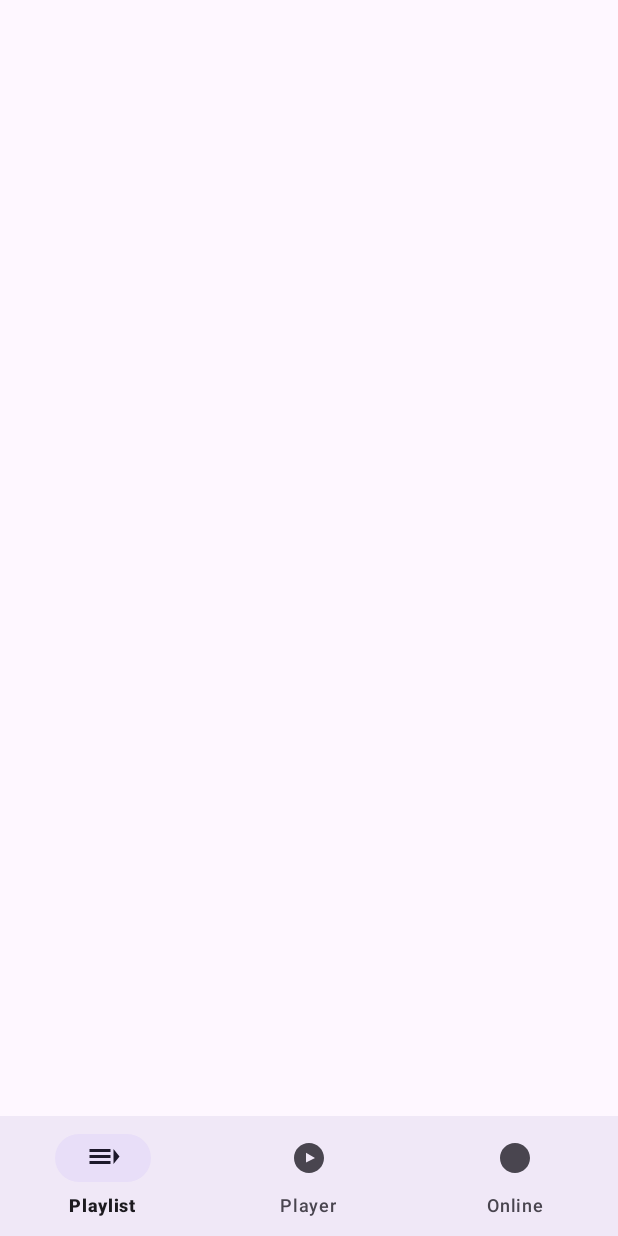
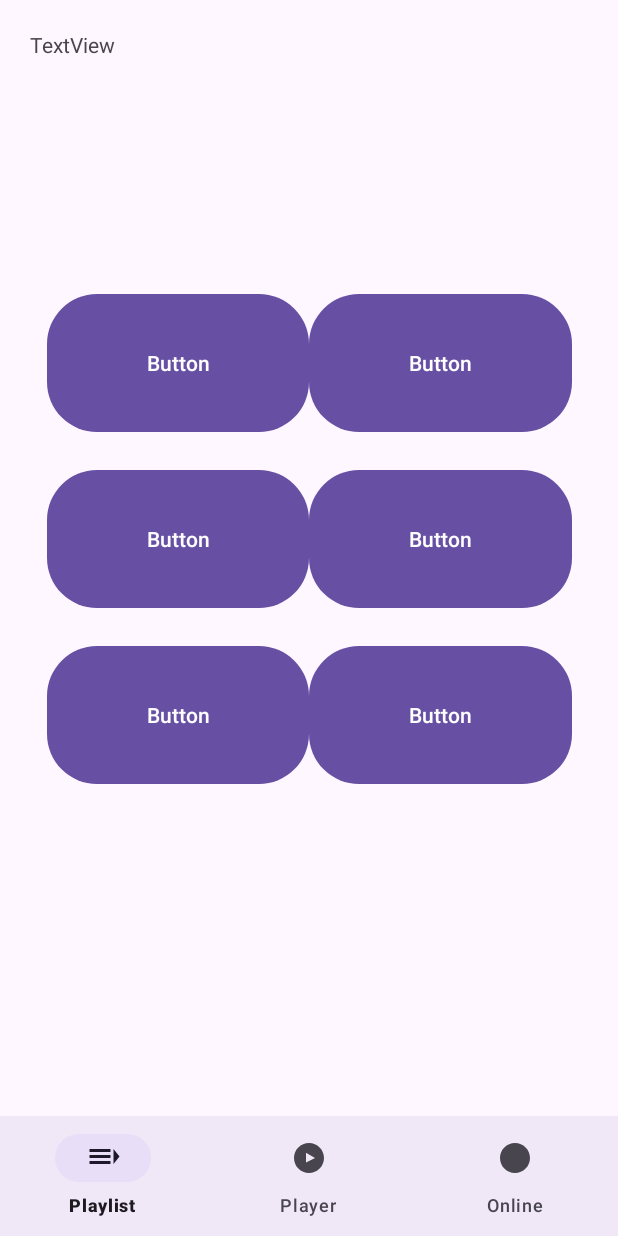
Before and after one commit to lharck/tapify, an Android app: the screen it shows after launch (MainActivity), on a phone screen of 412 x 824 dp. Run offline under Robolectric (Android 15) with nearby library versions, the phone set to English and light mode, and no system bars.

Commit message:
reads files, started ui

```diff
--- a/app/src/main/java/com/example/musicplayer/MainActivity.java
+++ b/app/src/main/java/com/example/musicplayer/MainActivity.java
@@ -8,6 +8,8 @@ import android.Manifest;
 import androidx.annotation.NonNull;
 import androidx.appcompat.app.AppCompatActivity;
 
+import java.util.List;
+
 public class MainActivity extends AppCompatActivity {
     private MediaPlayer mediaPlayer;
     private PermissionManager permissionManager;
@@ -15,7 +17,7 @@ public class MainActivity extends AppCompatActivity {
     @Override
     protected void onCreate(Bundle savedInstanceState) {
         super.onCreate(savedInstanceState);
-        setContentView(R.layout.activity_main);
+        setContentView(R.layout.activity_home);
 
         permissionManager = new PermissionManager(this);
 
@@ -36,11 +38,18 @@ public class MainActivity extends AppCompatActivity {
         if(hasAudioPermissions){
             playMusic();
         }
-
-        Log.d("MainActivity", "Request result made");
     }
 
     private void playMusic() {
+        SongManager songManager = new SongManager(this);
+        List<Song> songs = songManager.fetchSongsFromStorage();
+
+        Log.d("MainActivity", songs.toString());
+
+        for(Song s : songs){
+            s.printData();
+        }
+
         try {
             String musicPath = "/storage/emulated/0/Music/APMMusic/StrangeTropics/song.mp3";
             mediaPlayer = new MediaPlayer();
--- a/app/src/main/java/com/example/musicplayer/Song.java
+++ b/app/src/main/java/com/example/musicplayer/Song.java
@@ -2,6 +2,7 @@ package com.example.musicplayer;
 
 import android.os.Parcel;
 import android.os.Parcelable;
+import android.util.Log;
 
 public class Song implements Parcelable {
     private String title;
@@ -61,6 +62,11 @@ public class Song implements Parcelable {
         return 0;
     }
 
+    public void printData(){
+        String data = "\nTitle:" + this.title + "\nArtist:"  + this.artist + "\nData:" + this.data;
+        Log.d("MainAction", data);
+    }
+
     @Override
     public void writeToParcel(Parcel dest, int flags) {
         dest.writeString(title);
--- /dev/null
+++ b/app/src/main/java/com/example/musicplayer/SongManager.java
@@ -0,0 +1,54 @@
+package com.example.musicplayer;
+
+import android.database.Cursor;
+import android.provider.MediaStore;
+
+import androidx.appcompat.app.AppCompatActivity;
+
+import java.util.ArrayList;
+import java.util.List;
+
+public class SongManager {
+
+    private final AppCompatActivity activity;
+
+    SongManager(AppCompatActivity activity){
+        this.activity = activity;
+    }
+
+    public List<Song> fetchSongsFromStorage() {
+        List<Song> songs = new ArrayList<>();
+
+        String[] projection = {
+                MediaStore.Audio.Media._ID,
+                MediaStore.Audio.Media.TITLE,
+                MediaStore.Audio.Media.ARTIST,
+                MediaStore.Audio.Media.DATA
+        };
+
+        String selection = MediaStore.Audio.Media.IS_MUSIC + " != 0";
+        String sortOrder = MediaStore.Audio.Media.TITLE + " ASC";
+
+        Cursor cursor = this.activity.getContentResolver().query(
+                MediaStore.Audio.Media.EXTERNAL_CONTENT_URI,
+                projection,
+                selection,
+                null,
+                sortOrder
+        );
+
+        if (cursor != null) {
+            while (cursor.moveToNext()) {
+                long id = cursor.getLong(cursor.getColumnIndexOrThrow(MediaStore.Audio.Media._ID));
+                String title = cursor.getString(cursor.getColumnIndexOrThrow(MediaStore.Audio.Media.TITLE));
+                String artist = cursor.getString(cursor.getColumnIndexOrThrow(MediaStore.Audio.Media.ARTIST));
+                String data = cursor.getString(cursor.getColumnIndexOrThrow(MediaStore.Audio.Media.DATA));
+
+                songs.add(new Song(title, artist, data));
+            }
+            cursor.close();
+        }
+
+        return songs;
+    }
+}
--- /dev/null
+++ b/app/src/main/res/layout/activity_home.xml
@@ -0,0 +1,111 @@
+<?xml version="1.0" encoding="utf-8"?>
+<androidx.constraintlayout.widget.ConstraintLayout xmlns:android="http://schemas.android.com/apk/res/android"
+    xmlns:app="http://schemas.android.com/apk/res-auto"
+    xmlns:tools="http://schemas.android.com/tools"
+    android:layout_width="match_parent"
+    android:layout_height="match_parent">
+
+    <com.google.android.material.bottomnavigation.BottomNavigationView
+        android:id="@+id/bottom_navigation"
+        android:layout_width="match_parent"
+        android:layout_height="wrap_content"
+        android:background="?android:attr/windowBackground"
+        app:layout_constraintBottom_toBottomOf="parent"
+        app:menu="@menu/bottom_navigation_menu"
+        tools:layout_editor_absoluteX="16dp">
+
+    </com.google.android.material.bottomnavigation.BottomNavigationView>
+
+    <LinearLayout
+        android:layout_width="350dp"
+        android:layout_height="352dp"
+        android:orientation="vertical"
+        app:layout_constraintBottom_toTopOf="@+id/bottom_navigation"
+        app:layout_constraintEnd_toEndOf="parent"
+        app:layout_constraintStart_toStartOf="parent"
+        app:layout_constraintTop_toTopOf="parent"
+        app:layout_constraintVertical_bias="0.49">
+
+        <LinearLayout
+            android:layout_width="match_parent"
+            android:layout_height="match_parent"
+            android:layout_weight="1"
+            android:orientation="horizontal">
+
+            <Button
+                android:id="@+id/button8"
+                android:layout_width="50dp"
+                android:layout_height="100dp"
+                android:layout_weight="1"
+                android:text="Button"
+                app:cornerRadius="50px" />
+
+            <Button
+                android:id="@+id/button1"
+                android:layout_width="50dp"
+                android:layout_height="100dp"
+                android:layout_weight="1"
+                android:text="Button"
+                app:cornerRadius="50px" />
+
+        </LinearLayout>
+
+        <LinearLayout
+            android:layout_width="match_parent"
+            android:layout_height="match_parent"
+            android:layout_weight="1"
+            android:orientation="horizontal">
+
+            <Button
+                android:id="@+id/button9"
+                android:layout_width="50dp"
+                android:layout_height="100dp"
+                android:layout_weight="1"
+                android:text="Button"
+                app:cornerRadius="50px" />
+
+            <Button
+                android:id="@+id/button10"
+                android:layout_width="50dp"
+                android:layout_height="100dp"
+                android:layout_weight="1"
+                android:text="Button"
+                app:cornerRadius="50px" />
+        </LinearLayout>
+
+        <LinearLayout
+            android:layout_width="match_parent"
+            android:layout_height="match_parent"
+            android:layout_weight="1"
+            android:orientation="horizontal">
+
+            <Button
+                android:id="@+id/button11"
+                android:layout_width="50dp"
+                android:layout_height="100dp"
+                android:layout_weight="1"
+                android:text="Button"
+                app:cornerRadius="50px" />
+
+            <Button
+                android:id="@+id/button12"
+                android:layout_width="50dp"
+                android:layout_height="100dp"
+                android:layout_weight="1"
+                android:text="Button"
+                app:cornerRadius="50px" />
+        </LinearLayout>
+
+    </LinearLayout>
+
+    <TextView
+        android:id="@+id/textView"
+        android:layout_width="149dp"
+        android:layout_height="72dp"
+        android:layout_marginStart="20dp"
+        android:layout_marginTop="20dp"
+        android:text="TextView"
+        app:layout_constraintStart_toStartOf="parent"
+        app:layout_constraintTop_toTopOf="parent" />
+
+</androidx.constraintlayout.widget.ConstraintLayout>
```
